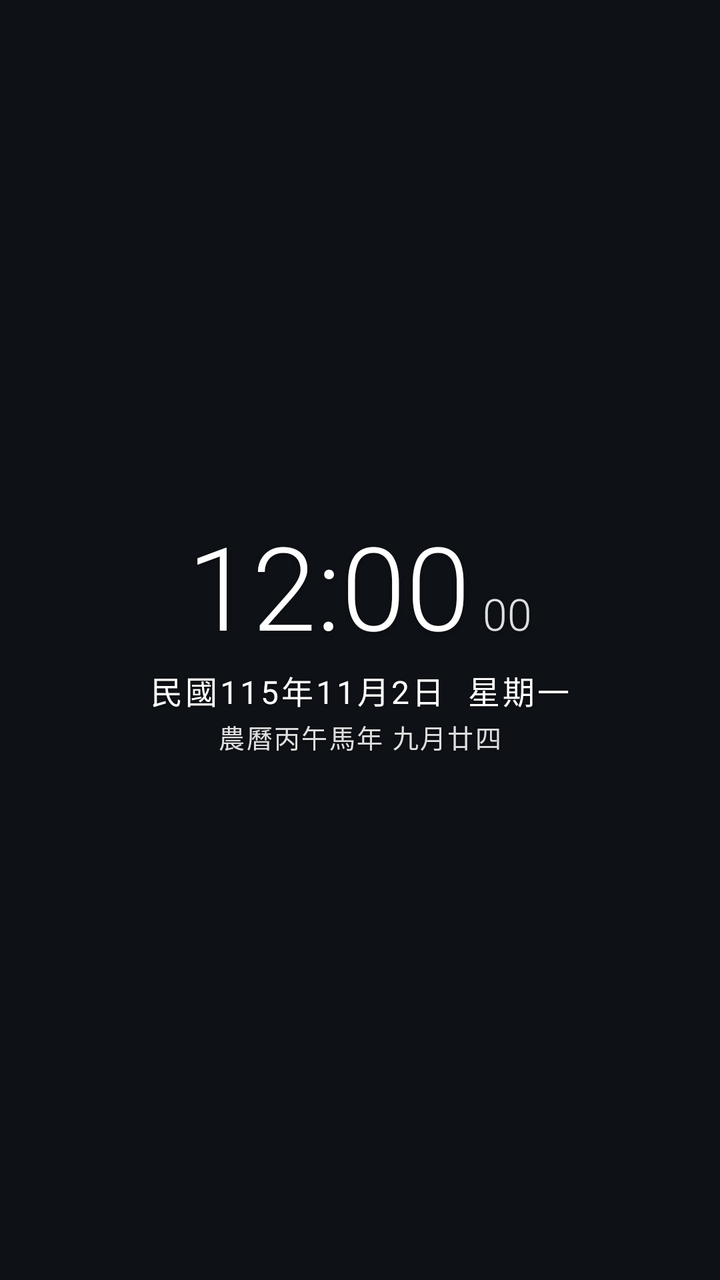
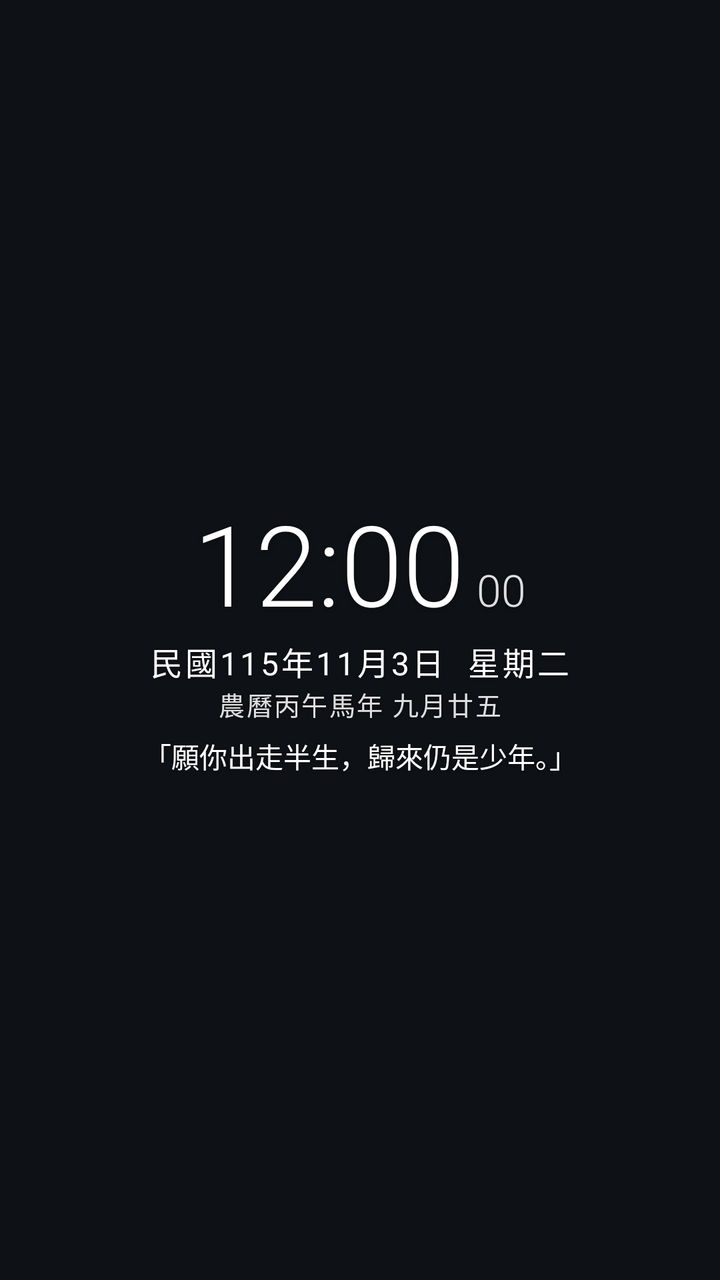

Compare the two renders of this Android layout. The source of the first and the diff that turns it into the second are given below.
<!-- AndroidManifest.xml: application theme Theme.Minguo -->
<!-- res/layout/widget_clock.xml -->
<?xml version="1.0" encoding="utf-8"?>
<LinearLayout xmlns:android="http://schemas.android.com/apk/res/android"
    android:id="@+id/widget_root"
    android:layout_width="match_parent"
    android:layout_height="match_parent"
    android:gravity="center"
    android:orientation="vertical"
    android:padding="12dp">

    <LinearLayout
        android:layout_width="wrap_content"
        android:layout_height="wrap_content"
        android:baselineAligned="true"
        android:orientation="horizontal">

        <TextClock
            android:id="@+id/widget_time"
            android:layout_width="wrap_content"
            android:layout_height="wrap_content"
            android:fontFamily="sans-serif-light"
            android:fontFeatureSettings="tnum"
            android:format12Hour="h:mm"
            android:format24Hour="HH:mm"
            android:includeFontPadding="false"
            android:shadowColor="#55000000"
            android:shadowDy="2"
            android:shadowRadius="6"
            android:textColor="#FFFFFFFF"
            android:textSize="58sp" />

        <TextClock
            android:id="@+id/widget_seconds"
            android:layout_width="wrap_content"
            android:layout_height="wrap_content"
            android:layout_marginStart="6dp"
            android:fontFamily="sans-serif-light"
            android:fontFeatureSettings="tnum"
            android:format12Hour="ss"
            android:format24Hour="ss"
            android:includeFontPadding="false"
            android:shadowColor="#55000000"
            android:shadowDy="2"
            android:shadowRadius="6"
            android:textColor="#DDFFFFFF"
            android:textSize="22sp" />
    </LinearLayout>

    <TextView
        android:id="@+id/widget_date"
        android:layout_width="wrap_content"
        android:layout_height="wrap_content"
        android:layout_marginTop="4dp"
        android:letterSpacing="0.08"
        android:shadowColor="#55000000"
        android:shadowDy="1"
        android:shadowRadius="4"
        android:text="民國115年11月2日  星期一"
        android:textColor="#FFFFFFFF"
        android:textSize="16sp" />

    <TextView
        android:id="@+id/widget_lunar"
        android:layout_width="wrap_content"
        android:layout_height="wrap_content"
        android:layout_marginTop="2dp"
        android:letterSpacing="0.06"
        android:shadowColor="#55000000"
        android:shadowDy="1"
        android:shadowRadius="4"
        android:text="農曆丙午馬年 九月廿四"
        android:textColor="#DDFFFFFF"
        android:textSize="13sp" />

    <LinearLayout
        android:id="@+id/widget_weather_row"
        android:layout_width="wrap_content"
        android:layout_height="wrap_content"
        android:layout_marginTop="4dp"
        android:gravity="center_vertical"
        android:orientation="horizontal"
        android:visibility="gone">

        <ImageView
            android:id="@+id/widget_weather_icon"
            android:layout_width="16dp"
            android:layout_height="16dp"
            android:layout_marginEnd="5dp"
            android:importantForAccessibility="no"
            android:src="@drawable/weather_partly" />

        <TextView
            android:id="@+id/widget_weather"
            android:layout_width="wrap_content"
            android:layout_height="wrap_content"
            android:shadowColor="#55000000"
            android:shadowDy="1"
            android:shadowRadius="4"
            android:text="多雲 18°  15°/22°"
            android:textColor="#DDFFFFFF"
            android:textSize="13sp" />
    </LinearLayout>
</LinearLayout>
<!-- resources referenced by this layout -->
<resources>
  <!-- drawable weather_partly (drawable) -->
  <?xml version="1.0" encoding="utf-8"?>
  <vector xmlns:android="http://schemas.android.com/apk/res/android" android:width="24dp" android:height="24dp" android:viewportWidth="24" android:viewportHeight="24">
    <path android:strokeColor="#FFFFFFFF" android:strokeWidth="1.8" android:strokeLineCap="round" android:strokeLineJoin="round" android:pathData="M6,5.2v1.3M2.6,8.6h1.3M3.6,6.2l0.9,0.9M8.4,6.2l-0.9,0.9M4.3,11.2a2.6,2.6 0 0,1 4.3,-3.1"/>
    <group android:translateX="1.5" android:translateY="2"><path android:strokeColor="#FFFFFFFF" android:strokeWidth="1.8" android:strokeLineCap="round" android:strokeLineJoin="round" android:pathData="M7.5,17h9a3.5,3.5 0 0,0 0.4,-6.98A5,5 0 0,0 7.3,11.1A3,3 0 0,0 7.5,17z"/></group>
  </vector>
  <style name="Theme.Minguo" parent="android:Theme.Material.NoActionBar">
          <item name="android:windowBackground">@color/app_bg</item>
          <item name="android:statusBarColor">@android:color/transparent</item>
          <item name="android:navigationBarColor">@android:color/transparent</item>
      </style>
  <color name="app_bg">#FF0E1116</color>
</resources>

<!-- the commit's change to res/layout/widget_clock.xml (unified diff, before → after) -->
@@ -3,9 +3,10 @@
     android:id="@+id/widget_root"
     android:layout_width="match_parent"
     android:layout_height="match_parent"
+    android:background="@android:color/transparent"
     android:gravity="center"
     android:orientation="vertical"
-    android:padding="12dp">
+    android:padding="8dp">
 
     <LinearLayout
         android:layout_width="wrap_content"
@@ -26,7 +27,7 @@
             android:shadowDy="2"
             android:shadowRadius="6"
             android:textColor="#FFFFFFFF"
-            android:textSize="58sp" />
+            android:textSize="56sp" />
 
         <TextClock
             android:id="@+id/widget_seconds"
@@ -49,12 +50,12 @@
         android:id="@+id/widget_date"
         android:layout_width="wrap_content"
         android:layout_height="wrap_content"
-        android:layout_marginTop="4dp"
+        android:layout_marginTop="2dp"
         android:letterSpacing="0.08"
         android:shadowColor="#55000000"
         android:shadowDy="1"
         android:shadowRadius="4"
-        android:text="民國115年11月2日  星期一"
+        android:text="民國115年11月3日  星期二"
         android:textColor="#FFFFFFFF"
         android:textSize="16sp" />
 
@@ -62,12 +63,11 @@
         android:id="@+id/widget_lunar"
         android:layout_width="wrap_content"
         android:layout_height="wrap_content"
-        android:layout_marginTop="2dp"
         android:letterSpacing="0.06"
         android:shadowColor="#55000000"
         android:shadowDy="1"
         android:shadowRadius="4"
-        android:text="農曆丙午馬年 九月廿四"
+        android:text="農曆丙午馬年 九月廿五"
         android:textColor="#DDFFFFFF"
         android:textSize="13sp" />
 
@@ -75,16 +75,16 @@
         android:id="@+id/widget_weather_row"
         android:layout_width="wrap_content"
         android:layout_height="wrap_content"
-        android:layout_marginTop="4dp"
+        android:layout_marginTop="6dp"
         android:gravity="center_vertical"
         android:orientation="horizontal"
         android:visibility="gone">
 
         <ImageView
             android:id="@+id/widget_weather_icon"
-            android:layout_width="16dp"
-            android:layout_height="16dp"
-            android:layout_marginEnd="5dp"
+            android:layout_width="20dp"
+            android:layout_height="20dp"
+            android:layout_marginEnd="6dp"
             android:importantForAccessibility="no"
             android:src="@drawable/weather_partly" />
 
@@ -92,11 +92,28 @@
             android:id="@+id/widget_weather"
             android:layout_width="wrap_content"
             android:layout_height="wrap_content"
+            android:maxLines="2"
             android:shadowColor="#55000000"
             android:shadowDy="1"
             android:shadowRadius="4"
-            android:text="多雲 18°  15°/22°"
+            android:text="多雲 18°  15°/22°  ·  福州"
             android:textColor="#DDFFFFFF"
             android:textSize="13sp" />
     </LinearLayout>
+
+    <TextView
+        android:id="@+id/widget_quote"
+        android:layout_width="match_parent"
+        android:layout_height="wrap_content"
+        android:layout_marginTop="6dp"
+        android:ellipsize="end"
+        android:gravity="center"
+        android:lineSpacingMultiplier="1.15"
+        android:maxLines="2"
+        android:shadowColor="#55000000"
+        android:shadowDy="1"
+        android:shadowRadius="4"
+        android:text="「願你出走半生，歸來仍是少年。」"
+        android:textColor="#FFFFFFFF"
+        android:textSize="14sp" />
 </LinearLayout>
